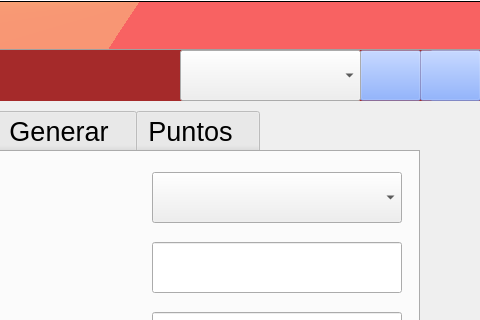
The window that mainwindow.ui (ATG-cmd/ATG-VA) describes before a commit, drawn with Qt 5; both pictures show x 720 to 1200 and y 0 to 320 of the 1200 by 600 pixel window.
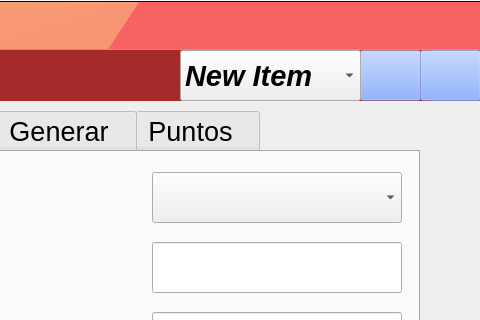
The same window after the commit. The open tabs and pages were chosen to show the change. Icons and pictures are not drawn.

Commit message: haciendo un commit

Diff of the .ui file:
```diff
--- a/mainwindow.ui
+++ b/mainwindow.ui
@@ -2524,6 +2524,11 @@
       <bold>true</bold>
      </font>
     </property>
+    <item>
+     <property name="text">
+      <string>New Item</string>
+     </property>
+    </item>
    </widget>
    <zorder>Btn_Barra_Estados</zorder>
    <zorder>stackedWidget</zorder>
```
Left out of the diff: 2 changed lines with no effect on the pictures.
